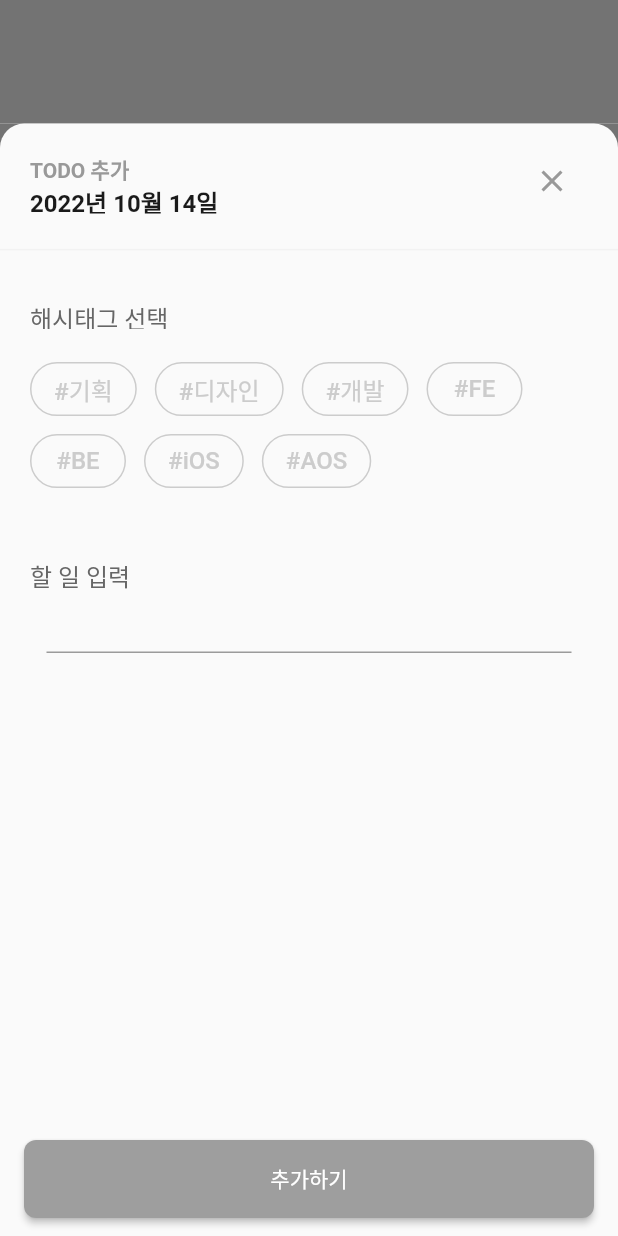
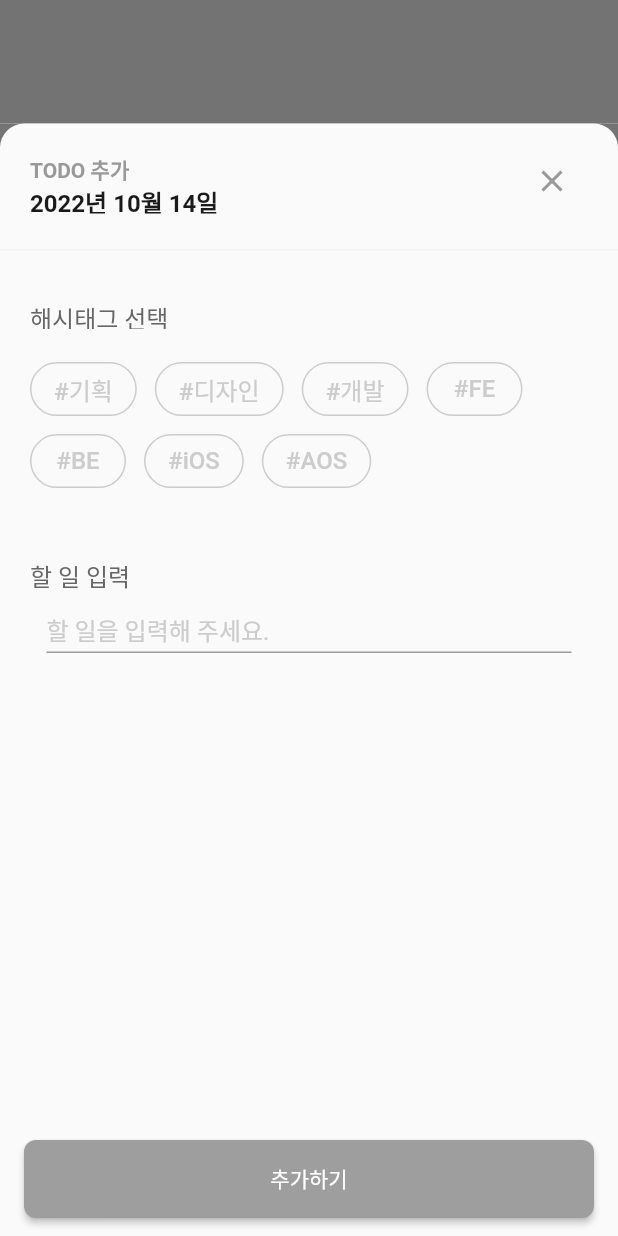
Before and after one commit to Hipspot/hipspot-toyproject-flutter, a Flutter app: the screen it shows after launch, after a tap on the "add" icon, on a phone screen of 412 x 824 dp. Run offline on Flutter 3.47's test engine with Material 2 defaults, Android fonts, the phone set to English and light mode, and no system bars.

Commit message:
HOT FIX: button location, content padding

```diff
--- a/lib/main.dart
+++ b/lib/main.dart
@@ -293,10 +293,11 @@ class _TestState extends State<Test> {
                                 borderSide: BorderSide(color: Colors.pink)
                             ),
                             hintText: '할 일을 입력해 주세요.',
+                            isDense: true,
+                            contentPadding: EdgeInsets.symmetric(vertical: 4),
                             hintStyle: TextStyle(
                                 color: Color(0xffCCCCCC),
                                 fontSize: 16,
-                                height: 20
                             )
                         ),
                         onChanged: (value) {
```
